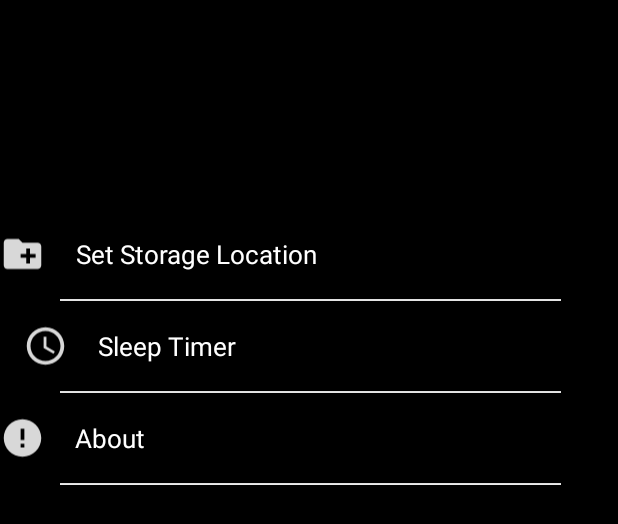
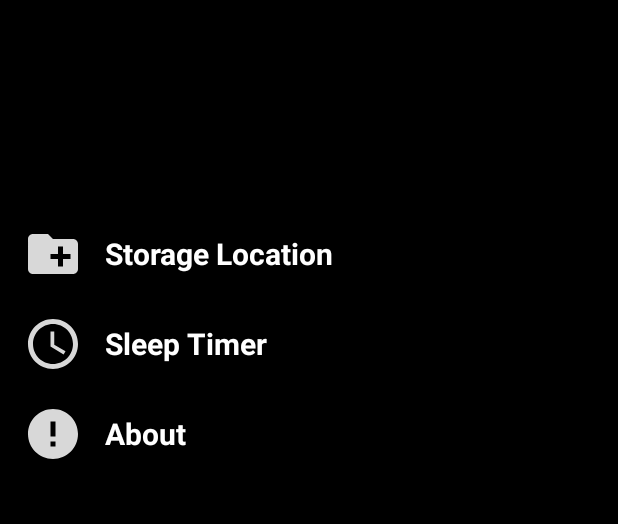
Before and after one commit to Prathamesh0606/Music_application, an Android app: the layout settingsscreen.xml on its own in the app's theme, with its tools: preview values and no code run, on a phone screen of 412 x 824 dp. Shown: the top 524 px of the screen. Run offline under Robolectric (Android 15) with nearby library versions, the phone set to English and light mode, and no system bars; Roboto replaces fonts that are not available here.

```diff
--- a/app/src/main/java/com/phoenix/music_application/MainActivity.java
+++ b/app/src/main/java/com/phoenix/music_application/MainActivity.java
@@ -129,7 +129,7 @@ public class MainActivity extends AppCompatActivity implements EasyPermissions.P
         lyricsIcon = findViewById(R.id.lyricsButton);
         playBtton = findViewById(R.id.playPauseButton);
         skipToNextBtn = findViewById(R.id.nextButton);
-        addToFavs = findViewById(R.id.stopButton);
+        //addToFavs = findViewById(R.id.stopButton);
         startText = findViewById(R.id.runningTime);
         endText = findViewById(R.id.totalTime);
         cardView = findViewById(R.id.albumArt_cardView);
--- /dev/null
+++ b/app/src/main/res/drawable/library_music.xml
@@ -0,0 +1,5 @@
+<vector android:height="24dp" android:tint="#FFFFFF"
+    android:viewportHeight="24" android:viewportWidth="24"
+    android:width="24dp" xmlns:android="http://schemas.android.com/apk/res/android">
+    <path android:fillColor="@android:color/white" android:pathData="M20,2L8,2c-1.1,0 -2,0.9 -2,2v12c0,1.1 0.9,2 2,2h12c1.1,0 2,-0.9 2,-2L22,4c0,-1.1 -0.9,-2 -2,-2zM18,7h-3v5.5c0,1.38 -1.12,2.5 -2.5,2.5S10,13.88 10,12.5s1.12,-2.5 2.5,-2.5c0.57,0 1.08,0.19 1.5,0.51L14,5h4v2zM4,6L2,6v14c0,1.1 0.9,2 2,2h14v-2L4,20L4,6z"/>
+</vector>
--- a/app/src/main/res/layout/activity_play_list.xml
+++ b/app/src/main/res/layout/activity_play_list.xml
@@ -4,6 +4,8 @@
     xmlns:tools="http://schemas.android.com/tools"
     android:layout_width="match_parent"
     android:layout_height="match_parent"
+    android:orientation="vertical"
+    android:background="#000000"
     tools:context="com.phoenix.music_application.PlayListActivity">
 
     <ListView
--- a/app/src/main/res/layout/settingsscreen.xml
+++ b/app/src/main/res/layout/settingsscreen.xml
@@ -1,5 +1,4 @@
 <?xml version="1.0" encoding="utf-8"?>
-
 <androidx.constraintlayout.widget.ConstraintLayout xmlns:android="http://schemas.android.com/apk/res/android"
     xmlns:app="http://schemas.android.com/apk/res-auto"
     xmlns:tools="http://schemas.android.com/tools"
@@ -16,15 +15,11 @@
         app:layout_constraintEnd_toEndOf="parent"
         android:textAlignment="center"
         app:layout_constraintStart_toStartOf="parent"
-        app:layout_constraintTop_toTopOf="parent">
-
-
-    </androidx.appcompat.widget.Toolbar>
-
+        app:layout_constraintTop_toTopOf="parent"/>
 
     <androidx.appcompat.widget.LinearLayoutCompat
         android:id="@+id/linearLayout"
-        android:layout_width="414dp"
+        android:layout_width="match_parent"
         android:layout_height="556dp"
         android:layout_marginTop="10dp"
         android:isScrollContainer="true"
@@ -35,149 +30,84 @@
         app:layout_constraintTop_toBottomOf="@+id/settingsToolbar"
         app:layout_constraintTop_toTopOf="parent">
 
-        <androidx.cardview.widget.CardView
+        <RelativeLayout
             android:layout_width="match_parent"
-            android:layout_height="60dp"
-            android:paddingStart="15dp"
-            app:cardBackgroundColor="@color/cardview_shadow_end_color"
-
-            >
+            android:layout_height="60dp">
 
             <ImageView
-
                 android:id="@+id/set_storage_loc"
-                android:layout_width="30dp"
-
-                android:layout_height="match_parent"
-                android:src="@drawable/ic_set_storage_path_24"
-                app:layout_constraintBottom_toBottomOf="parent"
-                app:layout_constraintEnd_toEndOf="parent"
-                app:layout_constraintHorizontal_bias="0.040"
-                app:layout_constraintStart_toStartOf="parent"
-                app:layout_constraintTop_toTopOf="parent"
-                app:layout_constraintVertical_bias="0.0" />
+                android:layout_width="40dp"
+                android:layout_height="40dp"
+                android:background="@drawable/ic_set_storage_path_24"
+                android:layout_alignParentStart="true"
+                android:layout_centerVertical="true"
+                android:layout_marginStart="15dp"/>
 
             <TextView
                 android:layout_width="wrap_content"
-                android:layout_height="match_parent"
-                android:layout_marginStart="50dp"
-                android:contentDescription="@string/set_storage_loc"
-                android:fontFamily="sans-serif"
-                android:gravity="center"
-                android:text="@string/set_storage_location"
-                android:textColor="#FFFFFF"
-                android:textSize="17sp"
-                app:layout_constraintBottom_toBottomOf="parent"
-                app:layout_constraintHorizontal_bias="0.075"
-                app:layout_constraintLeft_toRightOf="@+id/set_storage_loc"
-                app:layout_constraintRight_toRightOf="parent"
-                app:layout_constraintTop_toTopOf="parent"
-                app:layout_constraintVertical_bias="0.0" />
+                android:layout_height="wrap_content"
+                android:text="Storage Location"
+                android:textColor="#ffffff"
+                android:layout_centerVertical="true"
+                android:layout_alignParentStart="true"
+                android:layout_marginStart="70dp"
+                android:textStyle="bold"
+                android:textSize="20sp"/>
 
+        </RelativeLayout>
 
-        </androidx.cardview.widget.CardView>
-
-        <view
-            class="androidx.constraintlayout.widget.ConstraintLayout"
+        <RelativeLayout
             android:layout_width="match_parent"
-            android:layout_height="1dp"
-            android:layout_marginStart="40dp"
-            android:layout_marginEnd="40dp"
-            android:background="#FFFFFF" />
-
-        <androidx.cardview.widget.CardView
-            android:layout_width="match_parent"
-            android:layout_height="60dp"
-            android:layout_marginStart="15dp"
-            app:cardBackgroundColor="@color/cardview_shadow_end_color">
+            android:layout_height="60dp">
 
             <ImageView
-
                 android:id="@+id/sleep_timer"
-                android:layout_width="30dp"
-                android:layout_height="match_parent"
-                android:src="@drawable/ic_sleep_timer_24"
-                app:layout_constraintBottom_toBottomOf="parent"
-                app:layout_constraintEnd_toEndOf="parent"
-                app:layout_constraintHorizontal_bias="0.040"
-                app:layout_constraintStart_toStartOf="parent"
-                app:layout_constraintTop_toTopOf="parent"
-                app:layout_constraintVertical_bias="0.0" />
+                android:layout_width="40dp"
+                android:layout_height="40dp"
+                android:background="@drawable/ic_sleep_timer_24"
+                android:layout_alignParentStart="true"
+                android:layout_centerVertical="true"
+                android:layout_marginStart="15dp"/>
 
             <TextView
                 android:layout_width="wrap_content"
-                android:layout_height="match_parent"
-                android:layout_marginStart="50dp"
-                android:fontFamily="sans-serif"
-                android:gravity="center"
-                android:text="@string/sleep_timer"
-                android:textColor="#FFFFFF"
-                android:textSize="17sp"
-                app:layout_constraintBottom_toBottomOf="parent"
-                app:layout_constraintHorizontal_bias="0.075"
-                app:layout_constraintLeft_toRightOf="@+id/sleep_timer"
-                app:layout_constraintRight_toRightOf="parent"
-                app:layout_constraintTop_toTopOf="parent"
-                app:layout_constraintVertical_bias="0.0" />
+                android:layout_height="wrap_content"
+                android:text="Sleep Timer"
+                android:textColor="#ffffff"
+                android:layout_centerVertical="true"
+                android:layout_alignParentStart="true"
+                android:layout_marginStart="70dp"
+                android:textStyle="bold"
+                android:textSize="20sp"/>
 
+        </RelativeLayout>
 
-        </androidx.cardview.widget.CardView>
-
-        <view
-            class="androidx.constraintlayout.widget.ConstraintLayout"
+        <RelativeLayout
             android:layout_width="match_parent"
-            android:layout_height="1dp"
-            android:layout_marginStart="40dp"
-            android:layout_marginEnd="40dp"
-            android:background="#FFFFFF" />
-
-        <androidx.cardview.widget.CardView
-            android:layout_width="match_parent"
-            android:layout_height="60dp"
-            android:paddingStart="15dp"
-            app:cardBackgroundColor="@color/cardview_shadow_end_color">
+            android:layout_height="60dp">
 
             <ImageView
-
                 android:id="@+id/about_icon"
-                android:layout_width="30dp"
-                android:layout_height="match_parent"
-                android:src="@drawable/ic_about_24"
-                app:layout_constraintBottom_toBottomOf="parent"
-                app:layout_constraintEnd_toEndOf="parent"
-                app:layout_constraintHorizontal_bias="0.040"
-                app:layout_constraintStart_toStartOf="parent"
-                app:layout_constraintTop_toTopOf="parent"
-                app:layout_constraintVertical_bias="0.0" />
+                android:layout_width="40dp"
+                android:layout_height="40dp"
+                android:background="@drawable/ic_about_24"
+                android:layout_alignParentStart="true"
+                android:layout_centerVertical="true"
+                android:layout_marginStart="15dp"/>
 
             <TextView
                 android:layout_width="wrap_content"
-                android:layout_height="match_parent"
-                android:layout_marginStart="50dp"
-                android:fontFamily="sans-serif"
-                android:gravity="center"
-                android:text="@string/about"
-                android:textColor="#FFFFFF"
-                android:textSize="17sp"
-                app:layout_constraintBottom_toBottomOf="parent"
-                app:layout_constraintHorizontal_bias="0.075"
-                app:layout_constraintLeft_toRightOf="@+id/about_icon"
-                app:layout_constraintRight_toRightOf="parent"
-                app:layout_constraintTop_toTopOf="parent"
-                app:layout_constraintVertical_bias="0.0" />
+                android:layout_height="wrap_content"
+                android:text="About"
+                android:textColor="#ffffff"
+                android:layout_centerVertical="true"
+                android:layout_alignParentStart="true"
+                android:layout_marginStart="70dp"
+                android:textStyle="bold"
+                android:textSize="20sp"/>
 
-
-        </androidx.cardview.widget.CardView>
-
-        <view
-            class="androidx.constraintlayout.widget.ConstraintLayout"
-            android:layout_width="match_parent"
-            android:layout_height="1dp"
-            android:layout_marginStart="40dp"
-            android:layout_marginEnd="40dp"
-            android:background="#FFFFFF" />
+        </RelativeLayout>
 
     </androidx.appcompat.widget.LinearLayoutCompat>
 
-
 </androidx.constraintlayout.widget.ConstraintLayout>
```
Also changed, not shown: app/src/main/java/com/phoenix/music_application/settingsActivity.java (+3 -9 lines), app/src/main/res/drawable/ic_inner_circle_for_image_to_look_like_a_record.xml (deleted, +0 -13 lines), app/src/main/res/layout/activity_main.xml (+44 -28 lines).
